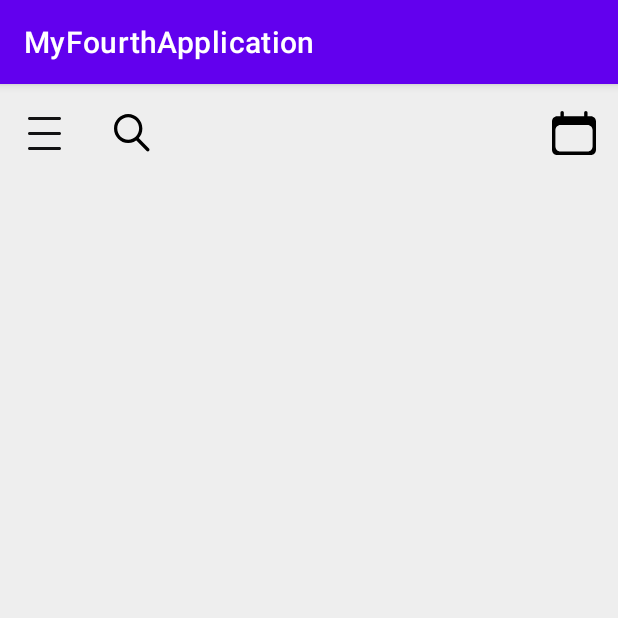
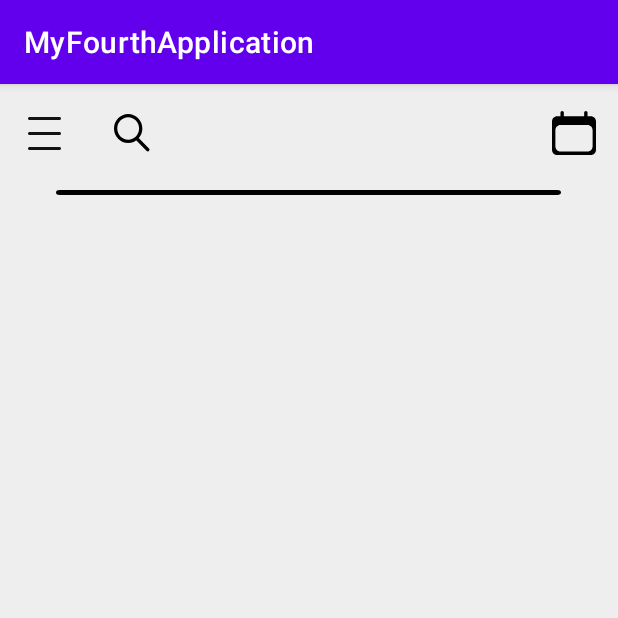
Before and after one commit to AlexZhe2/MyFourthApplication, an Android app: the screen it shows after launch (MainActivity), on a phone screen of 412 x 824 dp, the top half of it. Run offline under Robolectric (Android 15) with nearby library versions, the phone set to English and light mode, and no system bars.

Commit message:
four (work)

```diff
--- /dev/null
+++ b/app/src/main/res/drawable/ic_image_04.xml
@@ -0,0 +1,9 @@
+<vector xmlns:android="http://schemas.android.com/apk/res/android"
+    android:width="200dp"
+    android:height="3dp"
+    android:viewportWidth="200"
+    android:viewportHeight="3">
+  <path
+      android:pathData="M1.5,0L198.5,0A1.5,1.5 0,0 1,200 1.5L200,1.5A1.5,1.5 0,0 1,198.5 3L1.5,3A1.5,1.5 0,0 1,0 1.5L0,1.5A1.5,1.5 0,0 1,1.5 0z"
+      android:fillColor="#000000"/>
+</vector>
--- a/app/src/main/res/layout/activity_main.xml
+++ b/app/src/main/res/layout/activity_main.xml
@@ -11,6 +11,7 @@
 
 
     <LinearLayout
+        android:id="@+id/Linear_Layout_01"
         android:layout_width="match_parent"
         android:layout_height="65dp"
         android:orientation="horizontal"
@@ -41,7 +42,8 @@
             android:background="#eeeeee"
             android:text=""
             android:layout_weight="4"
-            android:textSize="26sp" />
+            />
+
 
         <ImageButton
             android:id="@+id/Button_03"
@@ -54,6 +56,39 @@
 
 
 
+
+    </LinearLayout>
+
+    <LinearLayout
+        android:layout_width="match_parent"
+        android:layout_height="wrap_content"
+        app:layout_constraintTop_toBottomOf="@id/Linear_Layout_01"
+        android:orientation="horizontal"
+        tools:ignore="MissingConstraints"
+        android:layout_marginTop="5dp">
+
+        <TextView
+            android:layout_width="0dp"
+            android:layout_height="match_parent"
+            android:background="#eeeeee"
+            android:text=""
+            android:layout_weight="1"
+            />
+        <ImageView
+            android:layout_width="0dp"
+            android:layout_height="wrap_content"
+            android:src="@drawable/ic_image_04"
+            android:scaleType="fitXY"
+            android:layout_weight="9"
+            />
+        <TextView
+            android:layout_width="0dp"
+            android:layout_height="match_parent"
+            android:background="#eeeeee"
+            android:text=""
+            android:layout_weight="1"
+            />
+
     </LinearLayout>
 
 </androidx.constraintlayout.widget.ConstraintLayout>
```
